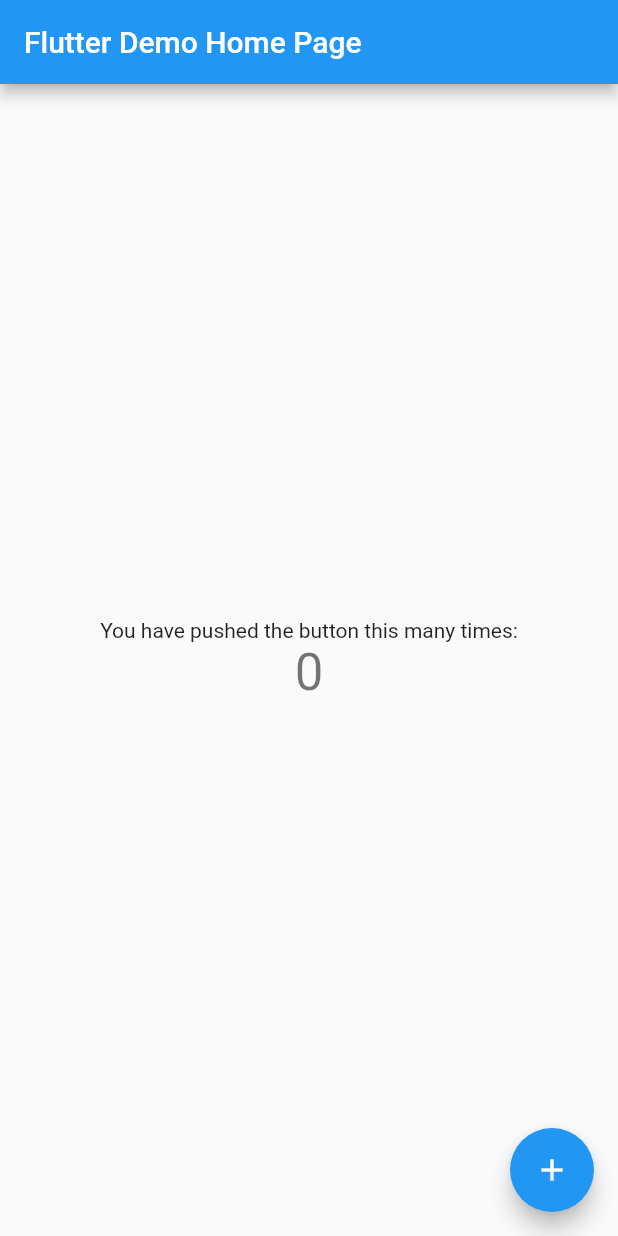
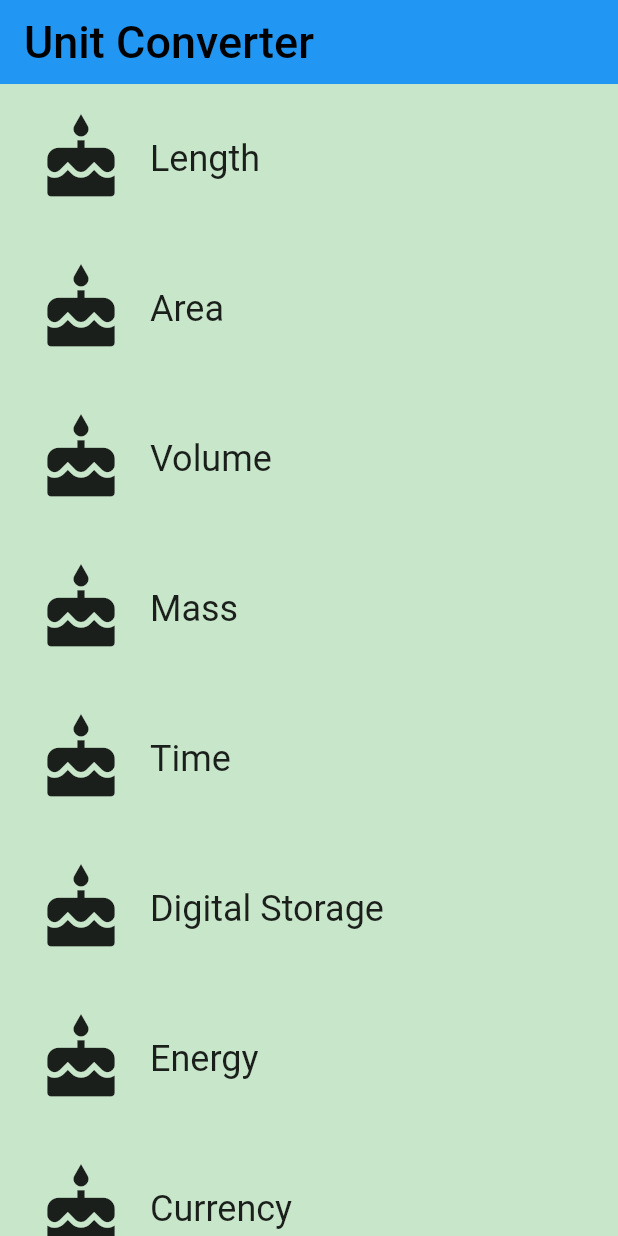
Before and after one commit to csnoboa/converter, a Flutter app: the screen it shows after launch, on a phone screen of 412 x 824 dp. Run offline on Flutter 3.47's test engine with Material 2 defaults, Android fonts, the phone set to English and light mode, and no system bars.

Commit message:
list_category

```diff
--- /dev/null
+++ b/lib/category.dart
@@ -0,0 +1,65 @@
+import 'package:flutter/material.dart';
+import 'package:meta/meta.dart';
+
+final _rowHeight = 100.0;
+final _borderRadius = BorderRadius.circular(_rowHeight/2);
+
+class Category extends StatelessWidget{
+
+  final String name;
+  final ColorSwatch color;
+  final IconData iconLocation;
+
+  const Category({
+    Key key,
+    @required this.name,
+    @required this.color,
+    @required this.iconLocation,
+  }) : assert(name != null),
+       assert(iconLocation != null),
+       super(key:key);
+
+
+  @override
+  Widget build(BuildContext context) {
+    return Material(
+      color: Colors.transparent,
+      child: Container(
+        height: _rowHeight,
+        child: InkWell(
+          borderRadius: _borderRadius,
+          highlightColor: color[50],
+          splashColor: color[100],
+
+          onTap: () {
+            print('I was tapped!');
+          },
+          child: Padding(
+            padding: EdgeInsets.all(16.0),
+            child: Row(
+              crossAxisAlignment: CrossAxisAlignment.stretch,
+              children: <Widget>[
+                Padding(
+                  padding: EdgeInsets.only(right: 16.0),
+                  child: Icon(
+                    iconLocation,
+                    size: 60.0,
+                  )
+                ),
+                Center(
+                  child: Text(
+                    name,
+                    textAlign: TextAlign.center,
+                    style: Theme.of(context).textTheme.headline,
+
+                    ),
+                )
+              ],
+            )
+            )
+          )
+        )
+    );
+  }
+
+}
--- /dev/null
+++ b/lib/category_route.dart
@@ -0,0 +1,89 @@
+import 'package:flutter/material.dart';
+
+import 'package:converter/category.dart';
+
+//DEFINE ANY CONSTANTS
+final _backgroundColor = Colors.green[100];
+
+//Category Route (Screen)
+// This is the 'home' screen of the Unit Converter.
+// It shows a header and a list of [Categories]
+
+class CategoryRoute extends StatelessWidget {
+  const CategoryRoute();
+
+  static const _categoryNames = <String>[
+    'Length',
+    'Area',
+    'Volume',
+    'Mass',
+    'Time',
+    'Digital Storage',
+    'Energy',
+    'Currency',
+  ];
+
+  static const _baseColors = <Color> [
+    Colors.teal,
+    Colors.orange,
+    Colors.pinkAccent,
+    Colors.blueAccent,
+    Colors.yellow,
+    Colors.greenAccent,
+    Colors.purpleAccent,
+    Colors.red,
+  ];
+
+  // static const _baseIcons = <Icons> [
+  //   Icons.cake,
+  //   Icons.linear_scale,
+  //   Icons.linear_scale,
+  //   Icons.linear_scale,
+  //   Icons.linear_scale,
+  //   Icons.linear_scale,
+  //   Icons.linear_scale,
+  //   Icons.linear_scale,
+  // ];
+
+  Widget _buildCategoryWidgets(List<Widget> categories) {
+    return ListView.builder(
+      itemBuilder: (BuildContext context, int index) => categories[index],
+      itemCount: categories.length,
+    );
+  }
+
+  @override
+  Widget build(BuildContext context) {
+    final categories = <Category> [];
+
+    for (var i = 0; i < _categoryNames.length; i++) {
+      categories.add(Category(
+        name: _categoryNames[i],
+        color: _baseColors[i],
+        iconLocation: Icons.cake,
+      ));
+    }
+
+    final listView = Container(
+      color: _backgroundColor,
+      padding: EdgeInsets.symmetric(horizontal: 8.0),
+      child: _buildCategoryWidgets(categories),
+    );
+
+    final appBar = AppBar(
+      elevation: 0.0,
+      title: Text(
+        'Unit Converter',
+        style: TextStyle(
+          color: Colors.black,
+          fontSize: 30.0,
+        ),
+      ),
+    );
+
+    return Scaffold(
+      appBar: appBar,
+      body: listView,
+    );
+  }
+}
--- a/lib/main.dart
+++ b/lib/main.dart
@@ -1,111 +1,22 @@
 import 'package:flutter/material.dart';
+import 'package:converter/category_route.dart';
 
-void main() => runApp(MyApp());
 
-class MyApp extends StatelessWidget {
-  // This widget is the root of your application.
+
+class UnitConverterApp extends StatelessWidget {
   @override
-  Widget build(BuildContext context) {
+  Widget build(BuildContext context){
     return MaterialApp(
-      title: 'Flutter Demo',
-      theme: ThemeData(
-        // This is the theme of your application.
-        //
-        // Try running your application with "flutter run". You'll see the
-        // application has a blue toolbar. Then, without quitting the app, try
-        // changing the primarySwatch below to Colors.green and then invoke
-        // "hot reload" (press "r" in the console where you ran "flutter run",
-        // or simply save your changes to "hot reload" in a Flutter IDE).
-        // Notice that the counter didn't reset back to zero; the application
-        // is not restarted.
-        primarySwatch: Colors.blue,
-      ),
-      home: MyHomePage(title: 'Flutter Demo Home Page'),
+      debugShowCheckedModeBanner: false,
+      title: 'Unit Converter',
+      home: CategoryRoute(),
     );
   }
 }
 
-class MyHomePage extends StatefulWidget {
-  MyHomePage({Key key, this.title}) : super(key: key);
 
-  // This widget is the home page of your application. It is stateful, meaning
-  // that it has a State object (defined below) that contains fields that affect
-  // how it looks.
-
-  // This class is the configuration for the state. It holds the values (in this
-  // case the title) provided by the parent (in this case the App widget) and
-  // used by the build method of the State. Fields in a Widget subclass are
-  // always marked "final".
-
-  final String title;
-
-  @override
-  _MyHomePageState createState() => _MyHomePageState();
+void main() {
+  runApp(
+    UnitConverterApp()
+  ); //runApp
 }
-
-class _MyHomePageState extends State<MyHomePage> {
-  int _counter = 0;
-
-  void _incrementCounter() {
-    setState(() {
-      // This call to setState tells the Flutter framework that something has
-      // changed in this State, which causes it to rerun the build method below
-      // so that the display can reflect the updated values. If we changed
-      // _counter without calling setState(), then the build method would not be
-      // called again, and so nothing would appear to happen.
-      _counter++;
-    });
-  }
-
-  @override
-  Widget build(BuildContext context) {
-    // This method is rerun every time setState is called, for instance as done
-    // by the _incrementCounter method above.
-    //
-    // The Flutter framework has been optimized to make rerunning build methods
-    // fast, so that you can just rebuild anything that needs updating rather
-    // than having to individually change instances of widgets.
-    return Scaffold(
-      appBar: AppBar(
-        // Here we take the value from the MyHomePage object that was created by
-        // the App.build method, and use it to set our appbar title.
-        title: Text(widget.title),
-      ),
-      body: Center(
-        // Center is a layout widget. It takes a single child and positions it
-        // in the middle of the parent.
-        child: Column(
-          // Column is also a layout widget. It takes a list of children and
-          // arranges them vertically. By default, it sizes itself to fit its
-          // children horizontally, and tries to be as tall as its parent.
-          //
-          // Invoke "debug painting" (press "p" in the console, choose the
-          // "Toggle Debug Paint" action from the Flutter Inspector in Android
-          // Studio, or the "Toggle Debug Paint" command in Visual Studio Code)
-          // to see the wireframe for each widget.
-          //
-          // Column has various properties to control how it sizes itself and
-          // how it positions its children. Here we use mainAxisAlignment to
-          // center the children vertically; the main axis here is the vertical
-          // axis because Columns are vertical (the cross axis would be
-          // horizontal).
-          mainAxisAlignment: MainAxisAlignment.center,
-          children: <Widget>[
-            Text(
-              'You have pushed the button this many times:',
-            ),
-            Text(
-              '$_counter',
-              style: Theme.of(context).textTheme.display1,
-            ),
-          ],
-        ),
-      ),
-      floatingActionButton: FloatingActionButton(
-        onPressed: _incrementCounter,
-        tooltip: 'Increment',
-        child: Icon(Icons.add),
-      ), // This trailing comma makes auto-formatting nicer for build methods.
-    );
-  }
-}
```
